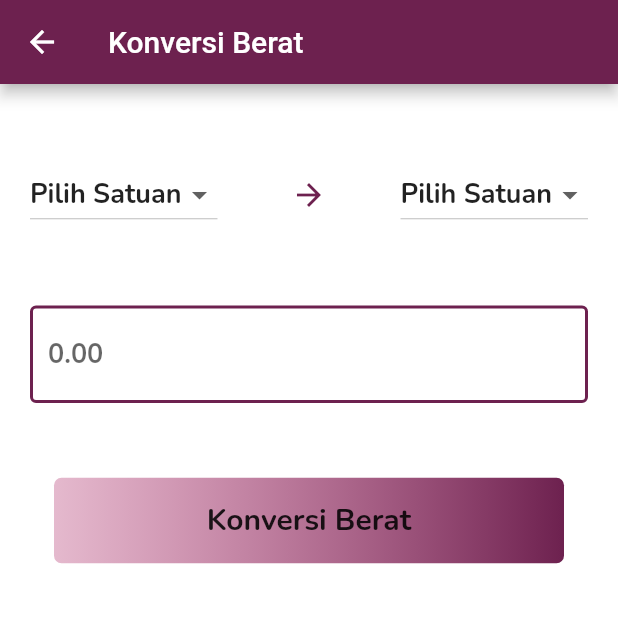
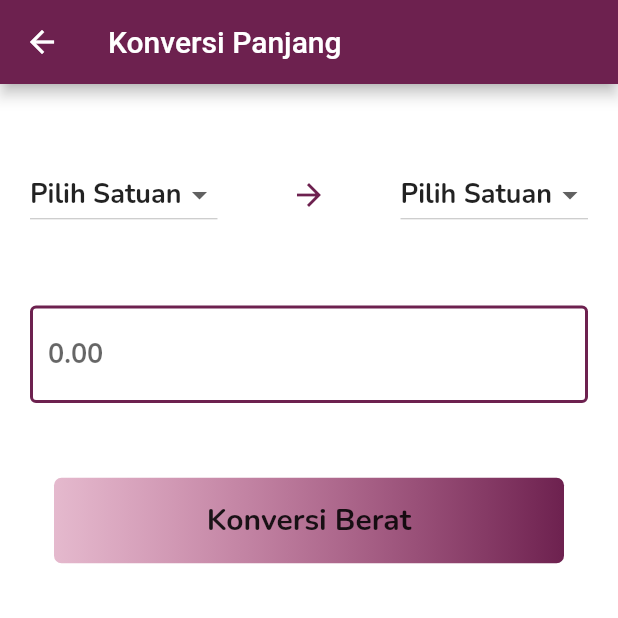
Before and after one commit to Naandalist/basic-phisyc, a Flutter app: the WeightConverterScreen screen opened directly, on a phone screen of 412 x 824 dp, the top half of it. Run offline on Flutter 3.47's test engine with Material 2 defaults, Android fonts, the phone set to English and light mode, and no system bars; our stand-ins replace fluttertoast; missing offline and left inert: giffy_dialog.

Commit message:
Change Title

```diff
--- a/lib/src/screens/weight_converter_screen.dart
+++ b/lib/src/screens/weight_converter_screen.dart
@@ -93,7 +93,7 @@ class _WeightConverterScreenState extends State<WeightConverterScreen> {
     return Scaffold(
       resizeToAvoidBottomInset: true,
       appBar: AppBar(
-        title: Text('Konversi Berat'),
+        title: Text('Konversi Panjang'),
       ),
       body: Container(
         color: Colors.white,
```
